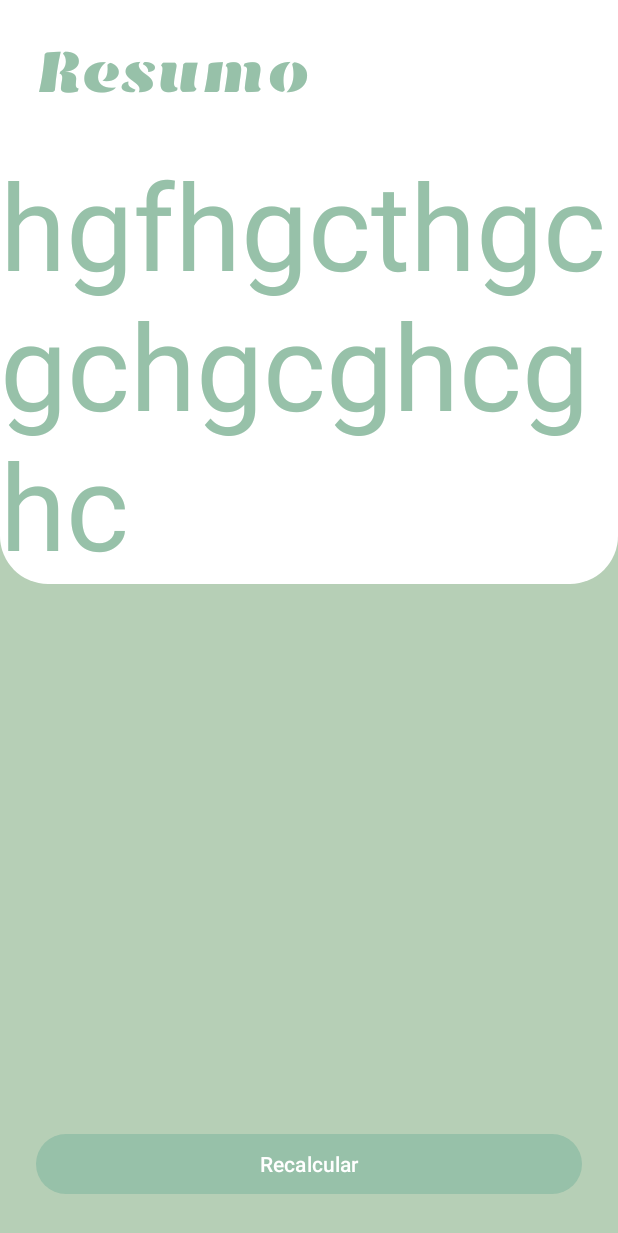
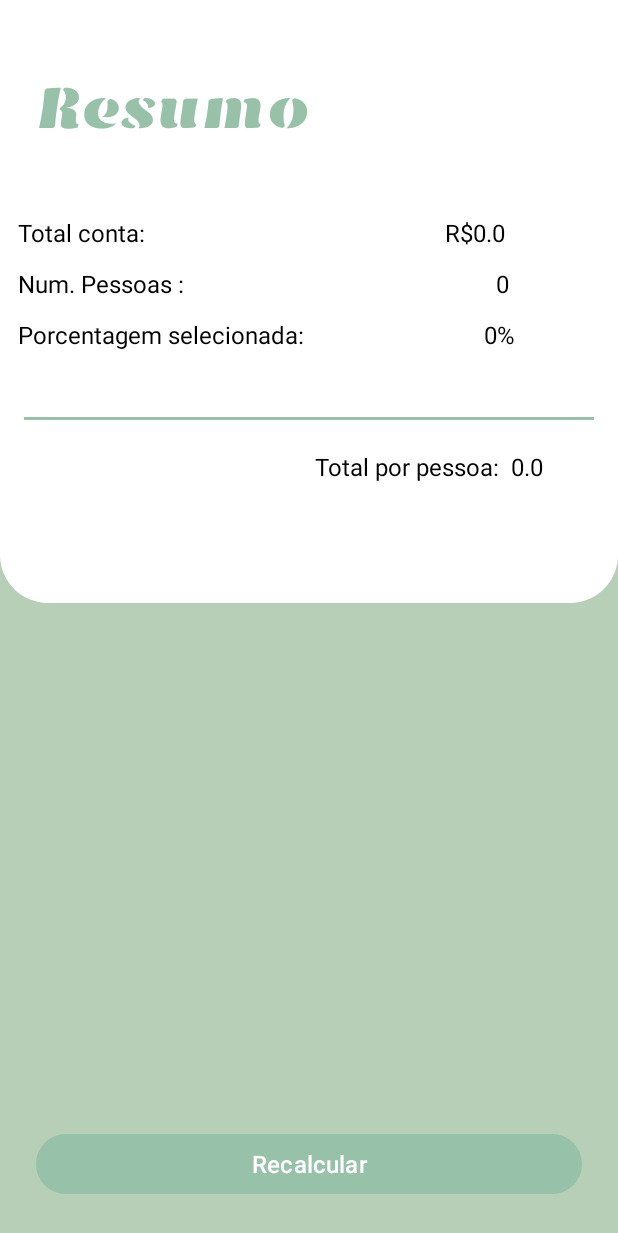
Before and after one commit to xCarolineBraga/AppGorjeta, an Android app: the Sumary screen opened directly, with no data from a screen before it, on a phone screen of 412 x 824 dp. Shown: the top 1233 px of the screen. Run offline under Robolectric (Android 15) with nearby library versions, the phone set to English and light mode, and no system bars.

Commit message:
- implementação de uma splash screen na tela inicial com Handler - tratamento de campos vazios - implementação de intents para trasnferencia de dados para a próxima activity - implementação de logica ao 'btnClean' - recebimento de dados - alteração de cor do StatusBar somente na ultima activty -

```diff
--- a/app/src/main/java/com/example/appgorjetai/Sumary.kt
+++ b/app/src/main/java/com/example/appgorjetai/Sumary.kt
@@ -1,20 +1,32 @@
 package com.example.appgorjetai
 
 import android.os.Bundle
-import androidx.activity.enableEdgeToEdge
 import androidx.appcompat.app.AppCompatActivity
-import androidx.core.view.ViewCompat
-import androidx.core.view.WindowInsetsCompat
+import androidx.core.content.ContextCompat
+import com.example.appgorjetai.databinding.ActivitySumaryBinding
+
 
 class Sumary : AppCompatActivity() {
+    private lateinit var binding: ActivitySumaryBinding
     override fun onCreate(savedInstanceState: Bundle?) {
         super.onCreate(savedInstanceState)
-        enableEdgeToEdge()
-        setContentView(R.layout.activity_sumary)
-        ViewCompat.setOnApplyWindowInsetsListener(findViewById(R.id.main)) { v, insets ->
-            val systemBars = insets.getInsets(WindowInsetsCompat.Type.systemBars())
-            v.setPadding(systemBars.left, systemBars.top, systemBars.right, systemBars.bottom)
-            insets
+        binding = ActivitySumaryBinding.inflate(layoutInflater)
+        setContentView(binding.root)
+        window.statusBarColor = ContextCompat.getColor(this,R.color.white)
+
+        val totalOfPeople = intent.getFloatExtra("totalOfPeople",0.0f)
+        val percentage = intent.getIntExtra("percentage",0)
+        val totalTable = intent.getFloatExtra("totalTable",0.0f)
+        val nPeople = intent.getIntExtra("nPeople",0)
+
+        binding.tvConta.setText("R$" + totalTable.toString())
+        binding.tvNumberpeople.setText(nPeople.toString())
+        binding.tvPercentage.setText(percentage.toString() + "%")
+        binding.tvTotalOfPeople.setText(totalOfPeople.toString())
+
+
+        binding.btnRefresh.setOnClickListener {
+            finish()
         }
     }
 }
--- a/app/src/main/res/layout/activity_sumary.xml
+++ b/app/src/main/res/layout/activity_sumary.xml
@@ -19,31 +19,152 @@
         app:layout_constraintTop_toTopOf="parent">
 
         <TextView
+            android:id="@+id/title"
             android:layout_width="match_parent"
             android:layout_height="wrap_content"
             android:text="Resumo"
             android:textSize="40sp"
             android:fontFamily="@font/font_3"
             android:textColor="@color/tom_3"
-            android:layout_margin="24dp"/>
+            android:layout_marginTop="48dp"
+            android:layout_marginStart="24dp"
+            android:layout_marginEnd="24dp"
+            android:layout_marginBottom="48dp"/>
+
+        <LinearLayout
+            android:layout_width="wrap_content"
+            android:layout_height="wrap_content"
+            android:orientation="horizontal">
 
         <TextView
             android:layout_width="wrap_content"
             android:layout_height="wrap_content"
-            android:text="hgfhgcthgcgchgcghcghc"
-            android:textColor="@color/tom_3"
-            android:textSize="80dp"/>
+            android:text="Total conta:"
+            android:textColor="@color/black"
+            android:textSize="16dp"
+            android:textStyle="normal"
+            android:layout_marginStart="12dp"
+
+            />
+
+        <TextView
+            android:id="@+id/tv_conta"
+            android:layout_width="wrap_content"
+            android:layout_height="wrap_content"
+            android:textSize="16dp"
+            android:textStyle="normal"
+            tools:text="150,99"
+            android:textColor="@color/black"
+            android:layout_marginStart="200dp"/>
+
+        </LinearLayout>
+
+        <LinearLayout
+            android:layout_width="wrap_content"
+            android:layout_height="wrap_content"
+            android:orientation="horizontal"
+            android:layout_marginTop="12dp"
+           >
+
+            <TextView
+                android:layout_width="wrap_content"
+                android:layout_height="wrap_content"
+                android:text="Num. Pessoas :"
+                android:textColor="@color/black"
+                android:textSize="16dp"
+                android:textStyle="normal"
+                android:layout_marginStart="12dp"/>
+
+            <TextView
+                android:id="@+id/tv_numberpeople"
+                android:layout_width="wrap_content"
+                android:layout_height="wrap_content"
+                android:textSize="16dp"
+                android:textStyle="normal"
+                tools:text="2"
+                android:textColor="@color/black"
+                android:layout_marginStart="208dp"/>
+
+        </LinearLayout>
+
+        <LinearLayout
+            android:layout_width="wrap_content"
+            android:layout_height="wrap_content"
+            android:orientation="horizontal"
+            android:layout_marginTop="12dp"
+            android:layout_marginBottom="24dp">
+
+            <TextView
+                android:layout_width="wrap_content"
+                android:layout_height="wrap_content"
+                android:text="Porcentagem selecionada:"
+                android:textColor="@color/black"
+                android:textSize="16dp"
+                android:textStyle="normal"
+                android:layout_marginStart="12dp"/>
+
+            <TextView
+                android:id="@+id/tv_percentage"
+                android:layout_width="wrap_content"
+                android:layout_height="wrap_content"
+                android:textSize="16dp"
+                android:textStyle="normal"
+                tools:text="10%"
+                android:textColor="@color/black"
+                android:layout_marginStart="120dp"/>
+
+        </LinearLayout>
+
+        <View
+            android:layout_width="match_parent"
+            android:layout_height="2dp"
+            android:background="@color/tom_3"
+            android:layout_marginVertical="20dp"
+            android:layout_marginStart="16dp"
+            android:layout_marginEnd="16dp"
+            />
+
+        <LinearLayout
+            android:layout_width="wrap_content"
+            android:layout_height="wrap_content"
+            android:orientation="horizontal"
+            android:layout_marginBottom="80dp">
+
+            <TextView
+                android:layout_width="wrap_content"
+                android:layout_height="wrap_content"
+                android:text="Total por pessoa:"
+                android:textColor="@color/black"
+                android:textSize="16dp"
+                android:textStyle="normal"
+                android:layout_marginStart="210dp"/>
+
+            <TextView
+                android:id="@+id/tv_total_Of_people"
+                android:layout_width="wrap_content"
+                android:layout_height="wrap_content"
+                android:textSize="16dp"
+                android:textStyle="normal"
+                android:maxLength="5"
+                tools:text="256.00"
+                android:textColor="@color/black"
+              android:layout_marginStart="8dp"/>
+
+        </LinearLayout>
+
+
 
     </LinearLayout>
 
     <Button
+        android:id="@+id/btn_Refresh"
         android:layout_width="match_parent"
-
         android:layout_height="wrap_content"
         android:layout_marginStart="24dp"
         android:layout_marginEnd="24dp"
         android:layout_marginBottom="24dp"
         android:text="Recalcular"
+        android:textSize="16dp"
         app:layout_constraintBottom_toBottomOf="parent"
         app:layout_constraintEnd_toEndOf="parent"
         app:layout_constraintStart_toStartOf="parent" />
--- a/app/src/main/res/values/colors.xml
+++ b/app/src/main/res/values/colors.xml
@@ -6,7 +6,7 @@
     <color name="tom_1">#2F9E77</color>
     <color name="tom_2">#B6CFB6</color>
     <color name="tom_3">#97C1A9</color>
-    <color name="tom_4">#7C8457</color>
+    <color name="tom_4">#CCE2CB</color>
     <color name="neutro">#EFE7DA</color>
 
     <color name="novo">#007355</color>
```
Also changed, not shown: app/src/main/java/com/example/appgorjetai/Recebimento_Dados.kt (+55 -36 lines), app/src/main/java/com/example/appgorjetai/Tela_Inicial.kt (+5 -8 lines), app/src/main/res/layout/activity_tela_inicial.xml (+6 -15 lines).
